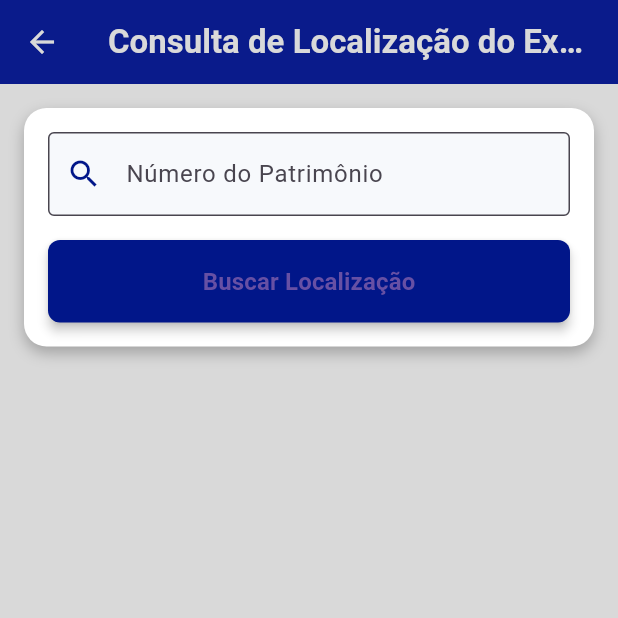
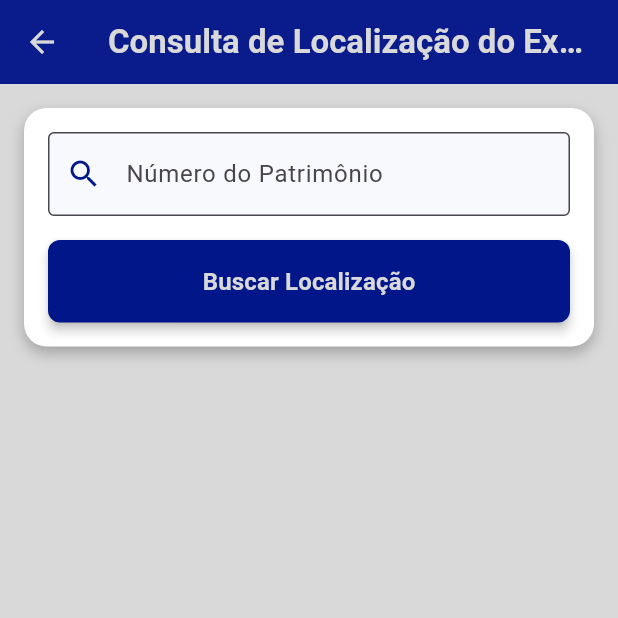
Before and after one commit to Rodrigomt21/fire-equipment-management-metro, a Flutter app: the TelaConsultaLocalizacaoExtintor screen opened directly, on a phone screen of 412 x 824 dp, the top half of it. Run offline on Flutter 3.47's test engine with Material 3 defaults, Android fonts, the phone set to English and light mode, and no system bars; our stand-ins replace email_validator, google_fonts, image_picker, pdf, printing, shared_preferences and 1 more; missing offline and left inert: qr_code_scanner_plus; accounts and stored records are empty.

Commit message:
design loc

```diff
--- a/Mobile/mobilegestaoextintores/lib/src/telas/Tela_Localizacao.dart
+++ b/Mobile/mobilegestaoextintores/lib/src/telas/Tela_Localizacao.dart
@@ -155,7 +155,7 @@ class _TelaConsultaLocalizacaoExtintorState
                 ? const CircularProgressIndicator(color: Colors.white)
                 : const Text(
                     'Buscar Localização',
-                    style: TextStyle(fontSize: 16, fontWeight: FontWeight.bold),
+                    style: TextStyle(fontSize: 16, fontWeight: FontWeight.bold, color: Color(0xFFD9D9D9)),
                   ),
           ),
         ],
```
